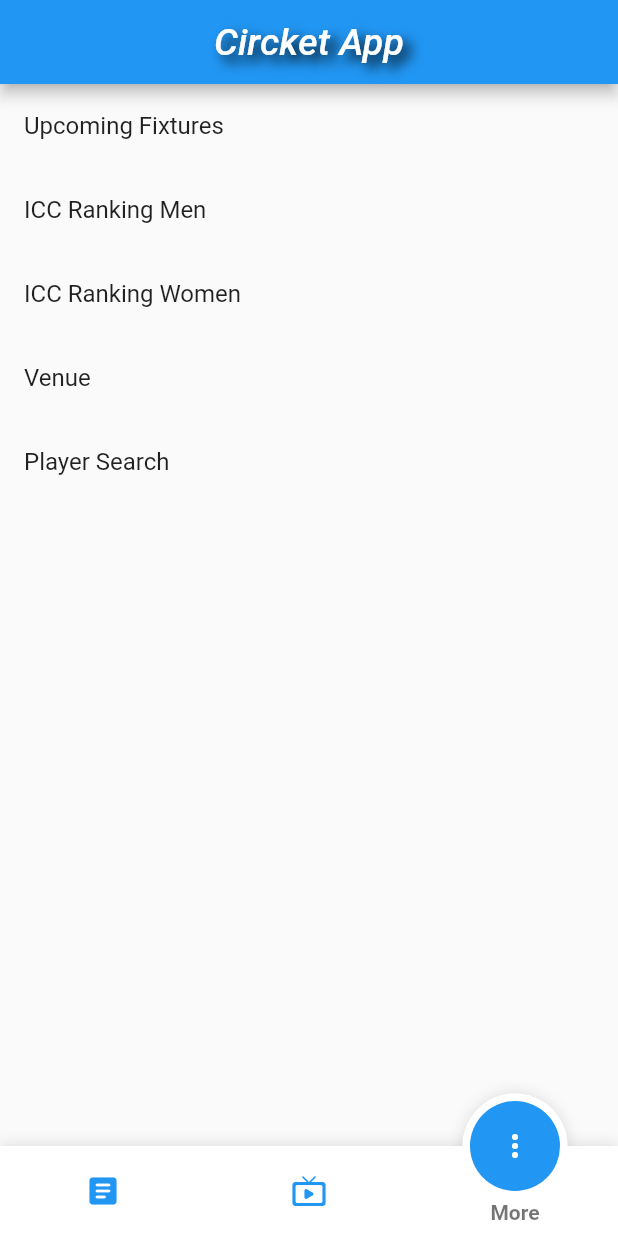
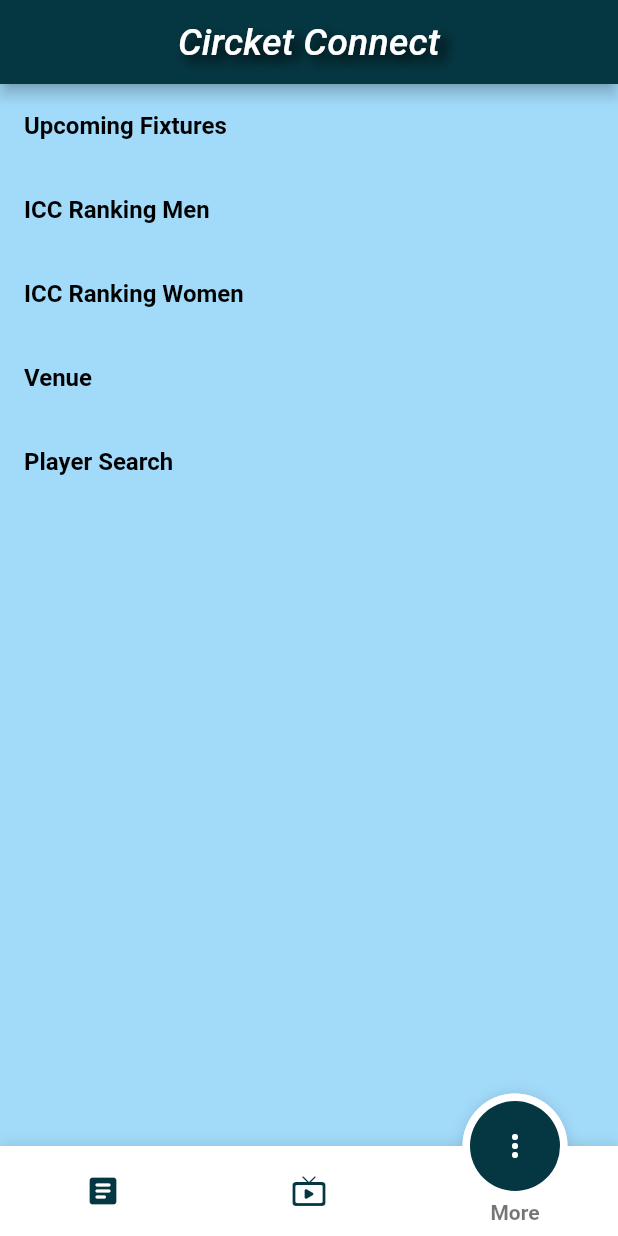
Before and after one commit to bhutianimukul/Cricket, a Flutter app: the screen it shows after launch, item 3 of the bottom bar chosen, on a phone screen of 412 x 824 dp. Run offline on Flutter 3.47's test engine with Material 2 defaults, Android fonts, the phone set to English and light mode, and no system bars; drawn by our look-alikes of fancy_bottom_navigation; our stand-ins replace liquid_swipe, swipe_to, tcard; network calls fail; Roboto replaces fonts that are missing (Georgia); key blocks and very long unbroken strings in the code were emptied for the run.

Commit message:
added icon, name change done woth everything

```diff
--- a/cricket/lib/main.dart
+++ b/cricket/lib/main.dart
@@ -1,5 +1,5 @@
 import 'package:cricket/Provider/score_provider.dart';
-import 'package:cricket/model/player.dart';
+
 import 'package:cricket/screens/main_screen.dart';
 
 import 'package:cricket/screens/news_detail_screen.dart';
@@ -46,6 +46,16 @@ class MyApp extends StatelessWidget {
           PlayerSearch.routeName: (_) => PlayerSearch(),
           PlayerDetailScreen.routeName: (_) => PlayerDetailScreen(),
         },
+        theme: ThemeData(
+            // Define the default brightness and colors.
+            brightness: Brightness.dark,
+            primaryColor: Color(0xff053742),
+            accentColor: Color(0xff39A2DB),
+            canvasColor: Color(0xffA2DBFA),
+            // highlightColor: Color(0xffE8F0F2),
+
+            // Define the default font family.
+            fontFamily: 'Georgia'),
       ),
     );
   }
--- a/cricket/lib/screens/loading_screen.dart
+++ b/cricket/lib/screens/loading_screen.dart
@@ -7,7 +7,7 @@ class Loading extends StatelessWidget {
   Widget build(BuildContext context) {
     return Center(
       child: Image.network(
-          "https://media.giphy.com/media/HbwreR506SSwsIpPDO/giphy.gif"),
+          "https://media.giphy.com/media/TLCZw6Uwwly6b9ekKb/giphy.gif"),
     );
   }
 }
--- a/cricket/lib/screens/main_screen.dart
+++ b/cricket/lib/screens/main_screen.dart
@@ -31,7 +31,7 @@ class _MainScreenState extends State<MainScreen> {
       appBar: AppBar(
         title: Center(
           child: Text(
-            "Circket App",
+            "Circket Connect",
             style: TextStyle(
               fontSize: 25,
               // fontWeight: FontWeight.w600,
@@ -47,6 +47,7 @@ class _MainScreenState extends State<MainScreen> {
           ),
         ),
       ),
+
       body: screens[currentIndex], //screens[currentIndex],
       bottomNavigationBar: FancyBottomNavigation(
         //  circleColor: Colors.green,
--- a/cricket/lib/screens/more_screen.dart
+++ b/cricket/lib/screens/more_screen.dart
@@ -13,7 +13,13 @@ class MoreScreen extends StatelessWidget {
   Widget build(BuildContext context) {
     Widget tile(String title, String routeName) {
       return ListTile(
-        title: Text(title),
+        title: Text(
+          title,
+          style: TextStyle(
+            color: Colors.black,
+            fontWeight: FontWeight.w600,
+          ),
+        ),
         onTap: () => Navigator.pushNamed(context, routeName),
       );
     }
--- a/cricket/lib/screens/player_detail_screen.dart
+++ b/cricket/lib/screens/player_detail_screen.dart
@@ -1,8 +1,6 @@
-import 'package:cricket/Provider/player_provider.dart';
 import 'package:cricket/model/player.dart';
 import 'package:cricket/widget/player_tab_widget.dart';
 import "package:flutter/material.dart";
-import 'package:provider/provider.dart';
 
 class PlayerDetailScreen extends StatelessWidget {
   static const routeName = "/playerdetail";
--- a/cricket/lib/screens/ranking_screen.dart
+++ b/cricket/lib/screens/ranking_screen.dart
@@ -1,5 +1,4 @@
 import 'package:cricket/Provider/rank_provider.dart';
-import 'package:cricket/widget/ranking_widget.dart';
 import 'package:cricket/widget/tab_widget.dart';
 import "package:flutter/material.dart";
 import 'package:provider/provider.dart';
--- a/cricket/lib/screens/upcoming_matches_screen.dart
+++ b/cricket/lib/screens/upcoming_matches_screen.dart
@@ -3,7 +3,6 @@ import 'package:liquid_swipe/liquid_swipe.dart';
 import 'package:cricket/widget/upcoming_tile.dart';
 import 'package:flutter/material.dart';
 import 'package:cricket/model/match.dart';
-import 'package:modal_progress_hud_nsn/modal_progress_hud_nsn.dart';
 import 'package:provider/provider.dart';
 
 import 'loading_screen.dart';
--- a/cricket/lib/widget/SwapCard.dart
+++ b/cricket/lib/widget/SwapCard.dart
@@ -27,7 +27,7 @@ class _SwapCardState extends State<SwapCard> {
   Widget build(BuildContext context) {
     return SafeArea(
       child: Scaffold(
-        backgroundColor: Colors.green.shade200,
+        // backgroundColor: Colors.green.shade200,
         body: Column(
           mainAxisAlignment: MainAxisAlignment.spaceBetween,
           crossAxisAlignment: CrossAxisAlignment.stretch,
--- a/cricket/lib/widget/player_tab_widget.dart
+++ b/cricket/lib/widget/player_tab_widget.dart
@@ -1,6 +1,6 @@
 import 'package:cricket/model/player.dart';
 import 'package:cricket/widget/profile_widget.dart';
-import 'package:cricket/widget/records_widget.dart';
+
 import 'package:cricket/widget/stats_widget.dart';
 import "package:flutter/material.dart";
 
--- a/cricket/lib/widget/profile_widget.dart
+++ b/cricket/lib/widget/profile_widget.dart
@@ -1,5 +1,4 @@
 import "package:flutter/material.dart";
-import 'package:http/http.dart';
 
 class ProfileWidget extends StatelessWidget {
   late Map<String, String> player;
@@ -8,10 +7,13 @@ class ProfileWidget extends StatelessWidget {
 
   @override
   Widget build(BuildContext context) {
+    print(player);
+
     String team = "";
     for (String s in majorTeams) {
       team += s + ",";
     }
+    print(team);
     team += ".";
     TableRow getRow(String s1, String s2) {
       return TableRow(children: [
```
Also changed, not shown: cricket/lib/Provider/player_provider.dart (+8 -6 lines), cricket/lib/screens/news_screen.dart (+6 -5 lines), cricket/lib/widget/custom_list_tile.dart (+28 -5 lines), cricket/lib/widget/upcoming_tile.dart (+11 -3 lines), 6 other files.
